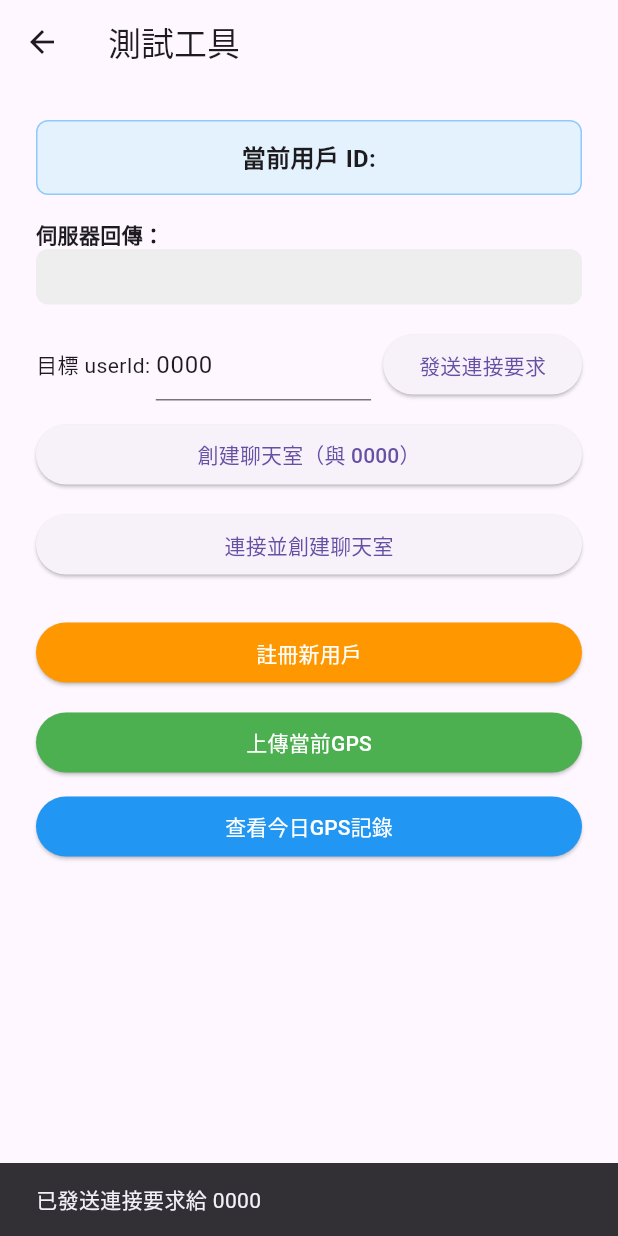
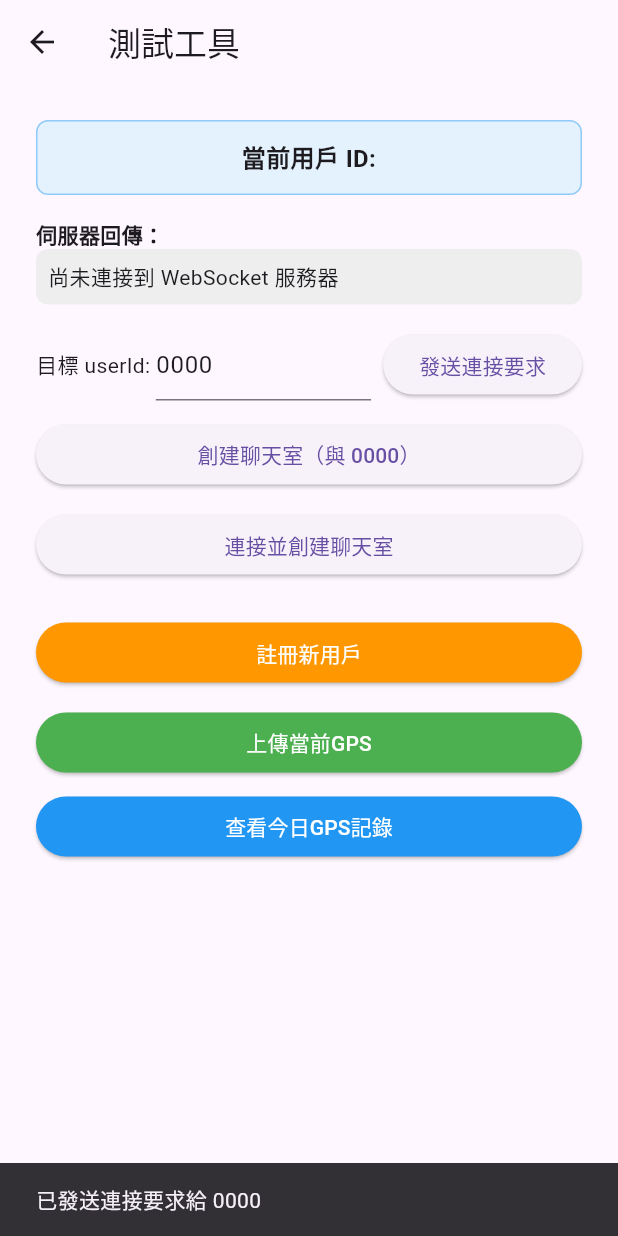
Before and after one commit to JSK1379/generater, a Flutter app: the TestTab screen opened directly, after a tap on "發送連接要求", on a phone screen of 412 x 824 dp. Run offline on Flutter 3.47's test engine with Material 3 defaults, Android fonts, the phone set to English and light mode, and no system bars; our stand-ins replace flutter_blue_plus, geolocator, image_picker, permission_handler, shared_preferences; missing offline and left inert: flutter_ble_peripheral; accounts and stored records are empty; network calls fail.

Commit message:
優化日誌更新邏輯，降低更新頻率至每3秒，並根據當前房間狀態顯示相應訊息

```diff
--- a/social/flutter_ble_test/lib/_test_tab.dart
+++ b/social/flutter_ble_test/lib/_test_tab.dart
@@ -36,15 +36,27 @@ class _TestTabState extends State<TestTab> {
     _loadCurrentUserId();
     _disposed = false;
 
-    // 設置定時器，每秒更新一次日誌顯示
-    _logUpdateTimer = Timer.periodic(const Duration(seconds: 1), (_) {
+    // 設置定時器，每3秒更新一次日誌顯示（降低頻率）
+    _logUpdateTimer = Timer.periodic(const Duration(seconds: 3), (_) {
       if (mounted && !_disposed) {
         setState(() {
-          // 更新日誌顯示
-          final recentMessages = ChatServiceSingleton.instance.messages;
-          if (recentMessages.isNotEmpty) {
-            final lastMsg = recentMessages.last;
-            _wsLog = '最近消息: {type: message, sender: ${lastMsg.sender}, content: ${lastMsg.content}}';
+          // 只有在有當前房間時才更新日誌顯示，避免重複的 null 房間日誌
+          final chatService = ChatServiceSingleton.instance;
+          if (chatService.currentRoom != null) {
+            final recentMessages = chatService.messages;
+            if (recentMessages.isNotEmpty) {
+              final lastMsg = recentMessages.last;
+              _wsLog = '最近消息: {type: message, sender: ${lastMsg.sender}, content: ${lastMsg.content}}';
+            } else {
+              _wsLog = '已連接到房間 ${chatService.currentRoom!.name}，暫無訊息';
+            }
+          } else {
+            // 當沒有當前房間時，顯示連接狀態
+            if (chatService.isConnected) {
+              _wsLog = 'WebSocket 已連接，等待加入聊天室...';
+            } else {
+              _wsLog = '尚未連接到 WebSocket 服務器';
+            }
           }
         });
       }
```
